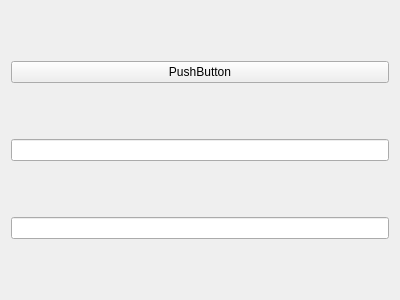
This is bmiwidget.ui in cniehaus/tomate as Qt 5 draws it before an edit. The edited form follows.
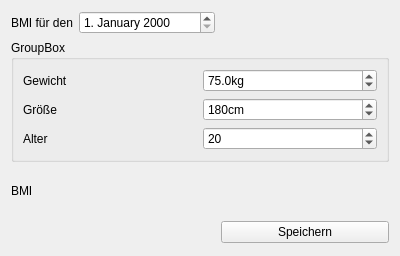
This is the edited form.

What changed in the file:
```diff
--- a/bmiwidget.ui
+++ b/bmiwidget.ui
@@ -6,7 +6,7 @@
     <x>0</x>
     <y>0</y>
     <width>400</width>
-    <height>300</height>
+    <height>234</height>
    </rect>
   </property>
   <property name="windowTitle" >
@@ -14,18 +14,159 @@
   </property>
   <layout class="QGridLayout" >
    <item row="0" column="0" >
+    <widget class="QLabel" name="label_4" >
+     <property name="text" >
+      <string>BMI für den</string>
+     </property>
+    </widget>
+   </item>
+   <item row="0" column="1" >
+    <widget class="QDateEdit" name="dateEdit" >
+     <property name="displayFormat" >
+      <string>d. MMMM yyyy</string>
+     </property>
+    </widget>
+   </item>
+   <item row="0" column="2" >
+    <spacer>
+     <property name="orientation" >
+      <enum>Qt::Horizontal</enum>
+     </property>
+     <property name="sizeHint" >
+      <size>
+       <width>40</width>
+       <height>20</height>
+      </size>
+     </property>
+    </spacer>
+   </item>
+   <item row="1" column="0" colspan="3" >
+    <widget class="QGroupBox" name="groupBox" >
+     <property name="title" >
+      <string>GroupBox</string>
+     </property>
+     <layout class="QGridLayout" >
+      <item row="0" column="0" >
+       <widget class="QLabel" name="label" >
+        <property name="text" >
+         <string>Gewicht</string>
+        </property>
+        <property name="buddy" >
+         <cstring>weight_</cstring>
+        </property>
+       </widget>
+      </item>
+      <item row="0" column="1" >
+       <widget class="QDoubleSpinBox" name="weight_" >
+        <property name="suffix" >
+         <string>kg</string>
+        </property>
+        <property name="decimals" >
+         <number>1</number>
+        </property>
+        <property name="minimum" >
+         <double>20.000000000000000</double>
+        </property>
+        <property name="maximum" >
+         <double>280.000000000000000</double>
+        </property>
+        <property name="value" >
+         <double>75.000000000000000</double>
+        </property>
+       </widget>
+      </item>
+      <item row="1" column="0" >
+       <widget class="QLabel" name="label_2" >
+        <property name="text" >
+         <string>Größe</string>
+        </property>
+        <property name="buddy" >
+         <cstring>height_</cstring>
+        </property>
+       </widget>
+      </item>
+      <item row="1" column="1" >
+       <widget class="QSpinBox" name="height_" >
+        <property name="suffix" >
+         <string>cm</string>
+        </property>
+        <property name="minimum" >
+         <number>100</number>
+        </property>
+        <property name="maximum" >
+         <number>250</number>
+        </property>
+        <property name="value" >
+         <number>180</number>
+        </property>
+       </widget>
+      </item>
+      <item row="2" column="0" >
+       <widget class="QLabel" name="label_3" >
+        <property name="text" >
+         <string>Alter</string>
+        </property>
+        <property name="buddy" >
+         <cstring>age_</cstring>
+        </property>
+       </widget>
+      </item>
+      <item row="2" column="1" >
+       <widget class="QSpinBox" name="age_" >
+        <property name="suffix" >
+         <string/>
+        </property>
+        <property name="value" >
+         <number>20</number>
+        </property>
+       </widget>
+      </item>
+     </layout>
+    </widget>
+   </item>
+   <item row="2" column="0" colspan="3" >
+    <layout class="QHBoxLayout" >
+     <item>
+      <widget class="QLabel" name="label_5" >
+       <property name="text" >
+        <string>BMI</string>
+       </property>
+      </widget>
+     </item>
+     <item>
+      <widget class="QLabel" name="bmi_label" >
+       <property name="font" >
+        <font>
+         <pointsize>30</pointsize>
+        </font>
+       </property>
+       <property name="text" >
+        <string/>
+       </property>
+      </widget>
+     </item>
+    </layout>
+   </item>
+   <item row="3" column="0" colspan="2" >
+    <spacer>
+     <property name="orientation" >
+      <enum>Qt::Horizontal</enum>
+     </property>
+     <property name="sizeHint" >
+      <size>
+       <width>151</width>
+       <height>25</height>
+      </size>
+     </property>
+    </spacer>
+   </item>
+   <item row="3" column="2" >
     <widget class="QPushButton" name="pushButton" >
      <property name="text" >
-      <string>PushButton</string>
+      <string>Speichern</string>
      </property>
     </widget>
    </item>
-   <item row="1" column="0" >
-    <widget class="QLineEdit" name="lineEdit" />
-   </item>
-   <item row="2" column="0" >
-    <widget class="QLineEdit" name="lineEdit_2" />
-   </item>
   </layout>
  </widget>
  <resources/>
```
Left out of the diff: 3 changed lines with no effect on the pictures.
